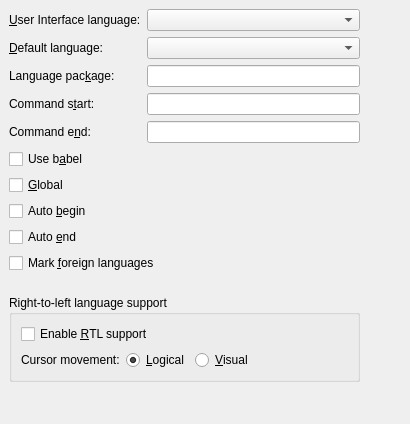
This is src/frontends/qt4/ui/PrefLanguageUi.ui in cburschka/lyx as Qt 5 draws it before an edit. The edited form follows.
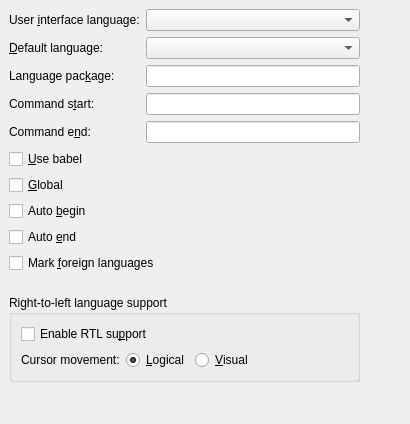
This is the edited form.

Diff of the .ui file:
```diff
--- a/src/frontends/qt4/ui/PrefLanguageUi.ui
+++ b/src/frontends/qt4/ui/PrefLanguageUi.ui
@@ -22,7 +22,7 @@
    <item row="0" column="0" colspan="2" >
     <widget class="QLabel" name="uiLanguageLA" >
      <property name="text" >
-      <string>&amp;User Interface language:</string>
+      <string>User &amp;interface language:</string>
      </property>
      <property name="buddy" >
       <cstring>uiLanguageCO</cstring>
@@ -116,7 +116,7 @@
       <string>Use the babel package for multilingual support</string>
      </property>
      <property name="text" >
-      <string>Use b&amp;abel</string>
+      <string>&amp;Use babel</string>
      </property>
     </widget>
    </item>
@@ -203,7 +203,7 @@
          <string>Select to enable support of right-to-left languages (e.g. Hebrew, Arabic).</string>
         </property>
         <property name="text" >
-         <string>Enable &amp;RTL support</string>
+         <string>Enable RTL su&amp;pport</string>
         </property>
        </widget>
       </item>
```
